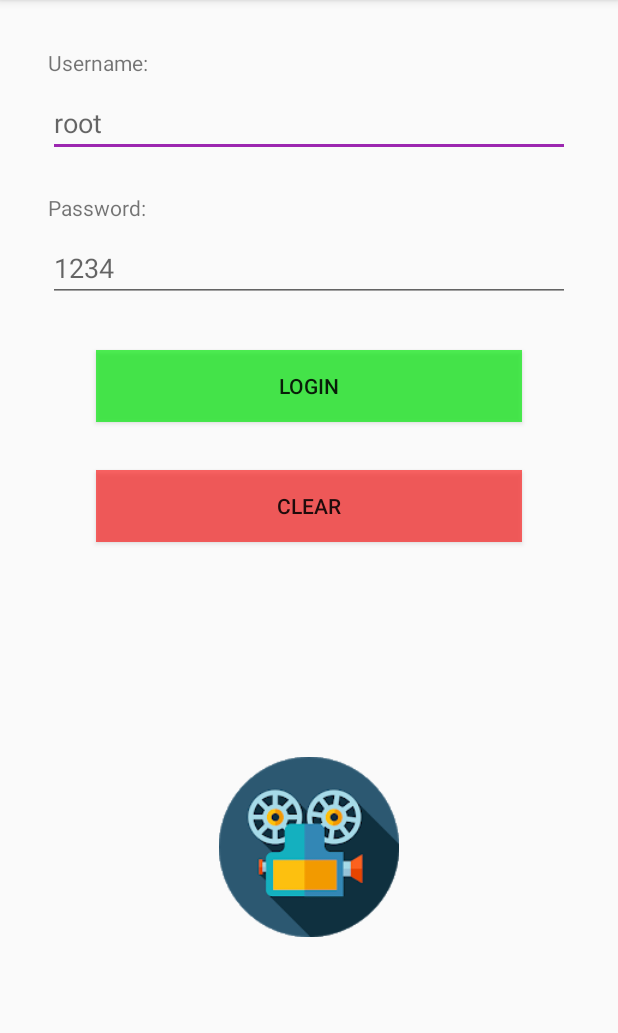
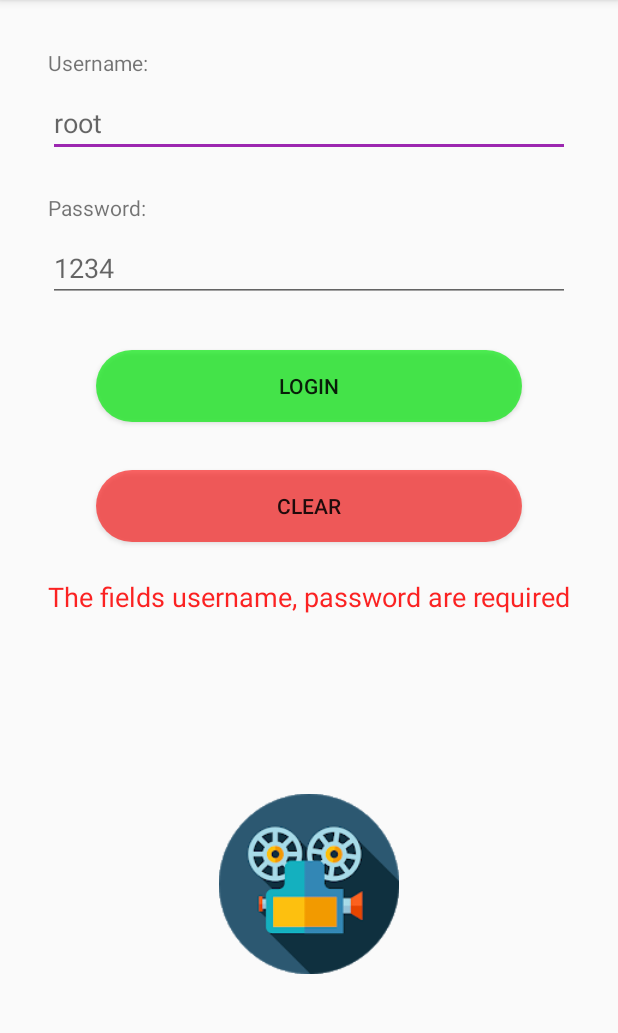
Before and after one commit to javigandia99/Kotlin-Movies-API, an Android app: the screen it shows after launch (LoginActivity), after a tap on "LOGIN", on a phone screen of 412 x 824 dp, the part 84-1117 px from its top. Run offline under Robolectric (Android 15) with nearby library versions, the phone set to English and light mode, and no system bars.

Commit message:
Implement fun delete favorites when swiping
Add TextView to show error in LoginActivity
Changes in Login design

```diff
--- a/app/src/main/java/com/jgc/primeraapplicacion/ui/favoriteslist/FavoritesAdapter.kt
+++ b/app/src/main/java/com/jgc/primeraapplicacion/ui/favoriteslist/FavoritesAdapter.kt
@@ -29,8 +29,11 @@ class FavoritesAdapter(private val listener: (FavoritesEntity) -> Unit) : Recycl
     override fun onBindViewHolder(holder: FavoritesViewHolder, position: Int) {
         holder.bind(favorites[position], listener)
     }
+
+    fun getFavAtPosition(position: Int): FavoritesEntity? {
+        return favorites[position]
+    }
 }
-
 class FavoritesViewHolder private constructor(val view: View) : RecyclerView.ViewHolder(view) {
     private val title = view.findViewById<TextView>(R.id.item_title)
     private val image = view.findViewById<ImageView>(R.id.item_image)
--- a/app/src/main/java/com/jgc/primeraapplicacion/ui/login/LoginActivity.kt
+++ b/app/src/main/java/com/jgc/primeraapplicacion/ui/login/LoginActivity.kt
@@ -1,10 +1,12 @@
 package com.jgc.primeraapplicacion.ui.login
 
+import android.annotation.SuppressLint
 import android.content.Context
 import android.content.Intent
 import android.os.Bundle
 import android.widget.Button
 import android.widget.EditText
+import android.widget.TextView
 import android.widget.Toast
 import androidx.appcompat.app.AppCompatActivity
 import com.jgc.primeraapplicacion.R
@@ -18,6 +20,7 @@ class LoginActivity : AppCompatActivity(), LoginView {
     private lateinit var passwordTxt: EditText
     private lateinit var loginButton: Button
     private lateinit var clearButton: Button
+    private lateinit var errorTxt: TextView
 
     override fun onCreate(savedInstanceState: Bundle?) {
         super.onCreate(savedInstanceState)
@@ -27,6 +30,7 @@ class LoginActivity : AppCompatActivity(), LoginView {
         passwordTxt = findViewById(R.id.password_edit_txt)
         loginButton = findViewById(R.id.login_button)
         clearButton = findViewById(R.id.clear_button)
+        errorTxt = findViewById(R.id.error_txt)
 
         val localRepository = PreferenceLoginLocalRepository(
             getSharedPreferences(
@@ -57,12 +61,10 @@ class LoginActivity : AppCompatActivity(), LoginView {
         clearFields()
     }
 
+    @SuppressLint("SetTextI18n")
     override fun showFieldRequiredError(emptyList: List<String>) {
-        Toast.makeText(
-            this,
-            "The fields ${emptyList.joinToString()} are required",
-            Toast.LENGTH_SHORT
-        ).show()
+        Toast.makeText(this, "Login error", Toast.LENGTH_SHORT).show()
+        errorTxt.text= "The fields ${emptyList.joinToString()} are required"
     }
 
     override fun clearFields() {
--- /dev/null
+++ b/app/src/main/res/drawable/rounded_button_clear.xml
@@ -0,0 +1,5 @@
+<?xml version="1.0" encoding="utf-8"?>
+<shape xmlns:android="http://schemas.android.com/apk/res/android">
+    <corners android:radius="25dp" />
+    <solid android:color="#9EFC0B0B" />
+</shape>
--- /dev/null
+++ b/app/src/main/res/drawable/rounded_button_login.xml
@@ -0,0 +1,5 @@
+<?xml version="1.0" encoding="utf-8"?>
+<shape xmlns:android="http://schemas.android.com/apk/res/android">
+    <corners android:radius="25dp" />
+    <solid android:color="#AD01EB08" />
+</shape>
--- a/app/src/main/res/layout/activity_login.xml
+++ b/app/src/main/res/layout/activity_login.xml
@@ -55,13 +55,11 @@
     <Button
         android:id="@+id/login_button"
         android:layout_width="0dp"
-
         android:layout_height="wrap_content"
         android:layout_marginStart="32dp"
         android:layout_marginTop="32dp"
-
         android:layout_marginEnd="32dp"
-        android:background="#AD01EB08"
+        android:background="@drawable/rounded_button_login"
         android:text="@string/login"
         app:layout_constraintEnd_toEndOf="@+id/password_edit_txt"
         app:layout_constraintStart_toStartOf="@+id/password_edit_txt"
@@ -72,11 +70,11 @@
         android:layout_width="0dp"
         android:layout_height="wrap_content"
         android:layout_marginTop="32dp"
-        android:background="#9EFC0B0B"
         android:text="@string/clear"
         app:layout_constraintEnd_toEndOf="@+id/login_button"
         app:layout_constraintStart_toStartOf="@+id/login_button"
-        app:layout_constraintTop_toBottomOf="@+id/login_button" />
+        app:layout_constraintTop_toBottomOf="@+id/login_button"
+        android:background="@drawable/rounded_button_clear"/>
 
     <ImageView
         android:id="@+id/imageView"
@@ -86,6 +84,18 @@
         app:layout_constraintBottom_toBottomOf="parent"
         app:layout_constraintEnd_toEndOf="parent"
         app:layout_constraintStart_toStartOf="parent"
+        app:layout_constraintTop_toBottomOf="@+id/error_txt"
+        app:srcCompat="@mipmap/iconmovie" />
+
+    <TextView
+        android:id="@+id/error_txt"
+        android:layout_width="wrap_content"
+        android:layout_height="wrap_content"
+        android:layout_marginTop="24dp"
+        tools:text="Errors"
+        android:textSize="18sp"
+        app:layout_constraintEnd_toEndOf="@+id/clear_button"
+        app:layout_constraintStart_toStartOf="@+id/clear_button"
         app:layout_constraintTop_toBottomOf="@+id/clear_button"
-        app:srcCompat="@mipmap/iconmovie" />
+        android:textColor="#E2FA0606"/>
 </androidx.constraintlayout.widget.ConstraintLayout>
```
Also changed, not shown: app/src/main/java/com/jgc/primeraapplicacion/ui/favoriteslist/FavoritesFragment.kt (+29 -1 lines), app/src/main/java/com/jgc/primeraapplicacion/ui/favoriteslist/FavoritesPresenter.kt (+11 -0 lines).
